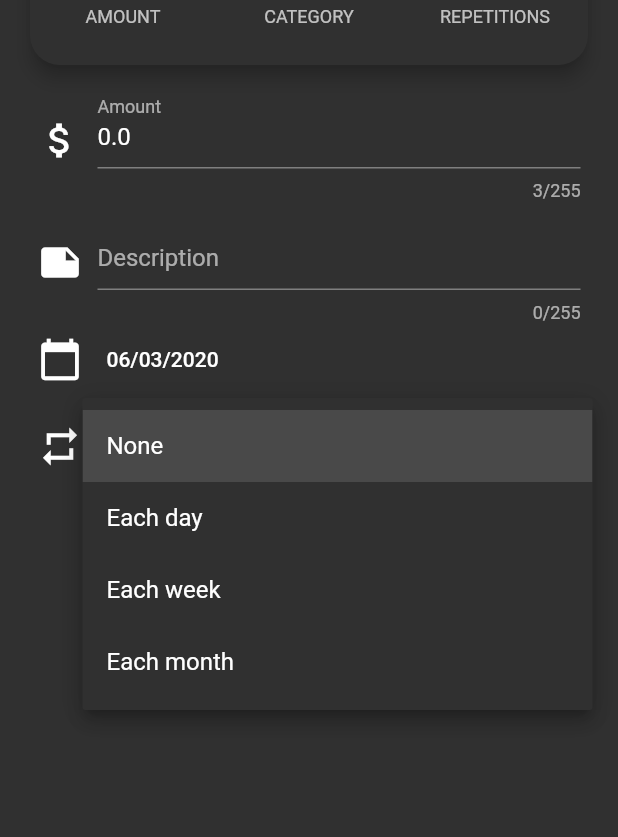
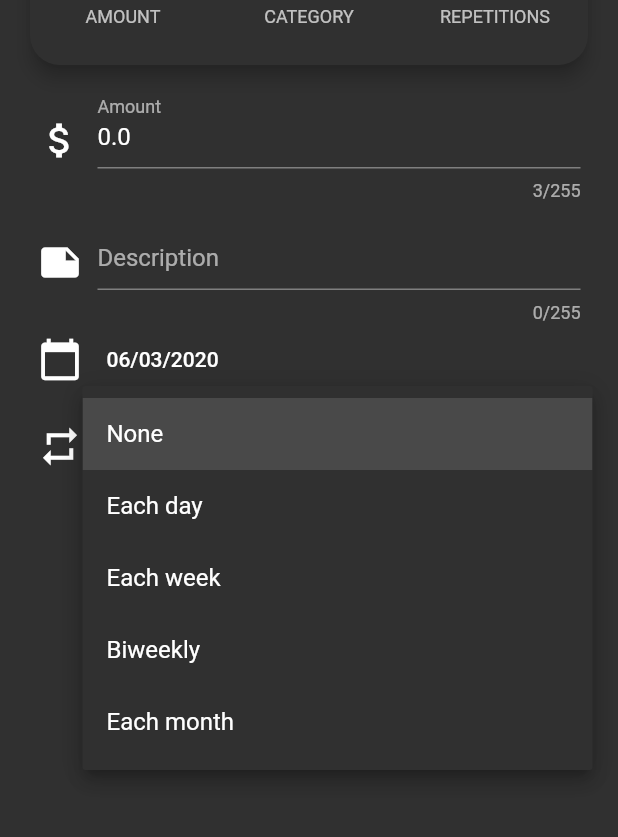
Before and after one commit to Wolfteam/MyExpenses, a Flutter app: the AddEditTransactionPage screen opened directly, after a tap on "None", on a phone screen of 412 x 824 dp, the part 394-1231 px from its top. Run offline on Flutter 3.47's test engine with Material 2 defaults, Android fonts, the phone set to English and light mode, and no system bars; our stand-ins replace bloc, charts_flutter, csv, equatable, flutter_bloc, flutter_colorpicker and 13 more; missing offline and left inert: flutter_flexible_toast, log_4_dart_2; accounts and stored records are empty; generated files the repository leaves out were written again.

Commit message:
We are now saving the transaction img. Improved repetition cycle logic

```diff
--- a/lib/bloc/transaction_form/transaction_form_bloc.dart
+++ b/lib/bloc/transaction_form/transaction_form_bloc.dart
@@ -1,9 +1,11 @@
 import 'dart:async';
+import 'dart:io';
 
 import 'package:bloc/bloc.dart';
 import 'package:equatable/equatable.dart';
 import 'package:flutter/material.dart';
 import 'package:meta/meta.dart';
+import 'package:path_provider/path_provider.dart';
 
 import '../../common/enums/app_language_type.dart';
 import '../../common/enums/repetition_cycle_type.dart';
@@ -46,6 +48,11 @@ class TransactionFormBloc
     }
 
     if (event is EditTransaction) {
+      bool imageExists = false;
+      if (!event.item.imagePath.isNullEmptyOrWhitespace) {
+        imageExists = await File(event.item.imagePath).exists();
+      }
+
       yield TransactionFormLoadedState.initial(_settingsService.language)
           .copyWith(
         id: event.item.id,
@@ -66,6 +73,8 @@ class TransactionFormBloc
         isParentTransaction: event.item.isParentTransaction,
         parentTransactionId: event.item.parentTransactionId,
         firstDate: event.item.transactionDate,
+        imagePath: event.item.imagePath,
+        imageExists: imageExists,
       );
     }
 
@@ -95,12 +104,18 @@ class TransactionFormBloc
     if (event is RepetitionCycleChanged) {
       final now = DateTime.now();
       final tomorrow = now.add(const Duration(days: 1));
+      final inFifteenDate = DateUtils.getNextBiweeklyDate(now);
 
-      final transactionDate =
-          event.repetitionCycle == RepetitionCycleType.none ? now : tomorrow;
+      final transactionDate = event.repetitionCycle == RepetitionCycleType.none
+          ? now
+          : event.repetitionCycle == RepetitionCycleType.biweekly
+              ? inFifteenDate
+              : tomorrow;
       final firstDate = event.repetitionCycle == RepetitionCycleType.none
           ? DateTime(now.year - 1)
-          : tomorrow;
+          : event.repetitionCycle == RepetitionCycleType.biweekly
+              ? inFifteenDate
+              : tomorrow;
       yield currentState.copyWith(
         transactionDate: transactionDate,
         firstDate: firstDate,
@@ -119,12 +134,19 @@ class TransactionFormBloc
       );
     }
 
+    if (event is ImageChanged) {
+      yield currentState.copyWith(
+        imagePath: event.path,
+        imageExists: event.imageExists,
+      );
+    }
+
     if (event is DeleteTransaction) {
       yield* _deleteTransaction(currentState.id);
     }
 
     if (event is FormSubmitted) {
-      yield* _saveTransaction(currentState.buildTransactionItem());
+      yield* _saveTransaction();
     }
 
     if (event is FormClosed) {
@@ -144,14 +166,27 @@ class TransactionFormBloc
     return date.difference(DateTime.now()).inDays >= 1;
   }
 
-  Stream<TransactionFormState> _saveTransaction(
-    TransactionItem transaction,
-  ) async* {
+  Stream<TransactionFormState> _saveTransaction() async* {
     try {
+      yield currentState.copyWith(isSavingForm: true);
+
+      String imagePath;
+      if (!currentState.imagePath.isNullEmptyOrWhitespace) {
+        _logger.info(
+          runtimeType,
+          '_saveTransaction: Saving the image...',
+        );
+        final fileExists = await File(currentState.imagePath).exists();
+        if (fileExists) {
+          imagePath = await _saveImage(currentState.imagePath);
+        }
+      }
+      final transaction = currentState.buildTransactionItem(imagePath);
       _logger.info(
         runtimeType,
         '_saveTransaction: Trying to save transaction = ${transaction.toJson()}',
       );
+
       final createdTrans = await _transactionsDao.saveTransaction(transaction);
 
       yield TransactionSavedState(createdTrans);
@@ -162,8 +197,8 @@ class TransactionFormBloc
         e,
         s,
       );
-      yield currentState.copyWith(errorOccurred: true);
-      yield currentState.copyWith(errorOccurred: false);
+      yield currentState.copyWith(errorOccurred: true, isSavingForm: false);
+      yield currentState.copyWith(errorOccurred: false, isSavingForm: false);
     }
   }
 
@@ -186,4 +221,33 @@ class TransactionFormBloc
       yield currentState.copyWith(errorOccurred: false);
     }
   }
+
+  Future<String> _saveImage(String path) async {
+    try {
+      _logger.info(
+        runtimeType,
+        '_saveTransaction: Trying to save image',
+      );
+      final dir = await getApplicationDocumentsDirectory();
+      final now = DateTime.now();
+      final finalPath = '${dir.path}/${now}_img.png';
+
+      await File(finalPath).writeAsBytes(await File(path).readAsBytes());
+
+      _logger.info(
+        runtimeType,
+        '_saveTransaction: Image was successfully saved',
+      );
+
+      return finalPath;
+    } on Exception catch (e, s) {
+      _logger.error(
+        runtimeType,
+        '_saveImage: Unknown error occurred:',
+        e,
+        s,
+      );
+      return null;
+    }
+  }
 }
--- a/lib/bloc/transaction_form/transaction_form_event.dart
+++ b/lib/bloc/transaction_form/transaction_form_event.dart
@@ -61,9 +61,20 @@ class CategoryWasUpdated extends TransactionFormEvent {
   List<Object> get props => [category];
 }
 
-class DeleteTransaction extends TransactionFormEvent {
+class ImageChanged extends TransactionFormEvent {
+  final String path;
+  final bool imageExists;
 
+  const ImageChanged({
+    @required this.path,
+    @required this.imageExists,
+  });
+
+  @override
+  List<Object> get props => [path, imageExists];
 }
+
+class DeleteTransaction extends TransactionFormEvent {}
 
 class FormSubmitted extends TransactionFormEvent {}
 
--- a/lib/bloc/transaction_form/transaction_form_state.dart
+++ b/lib/bloc/transaction_form/transaction_form_state.dart
@@ -39,6 +39,12 @@ class TransactionFormLoadedState extends TransactionFormState {
   final int parentTransactionId;
   final bool isParentTransaction;
 
+  final String imagePath;
+  final bool imageExists;
+
+  final bool isSavingForm;
+
+
   bool get isNewTransaction => id <= 0;
 
   bool get isChildTransaction =>
@@ -71,6 +77,9 @@ class TransactionFormLoadedState extends TransactionFormState {
         errorOccurred,
         parentTransactionId,
         isParentTransaction,
+        imagePath,
+        imageExists,
+        isSavingForm,
       ];
 
   const TransactionFormLoadedState({
@@ -93,6 +102,9 @@ class TransactionFormLoadedState extends TransactionFormState {
     this.errorOccurred = false,
     this.parentTransactionId,
     this.isParentTransaction = false,
+    this.imagePath,
+    this.imageExists = false,
+    this.isSavingForm = false,
   });
 
   factory TransactionFormLoadedState.initial(AppLanguageType language) {
@@ -150,6 +162,9 @@ class TransactionFormLoadedState extends TransactionFormState {
     bool errorOccurred,
     int parentTransactionId,
     bool isParentTransaction,
+    String imagePath,
+    bool imageExists,
+    bool isSavingForm,
   }) {
     final date = transactionDate ?? this.transactionDate;
     final transactionDateString = DateUtils.formatAppDate(
@@ -179,10 +194,13 @@ class TransactionFormLoadedState extends TransactionFormState {
       errorOccurred: errorOccurred ?? this.errorOccurred,
       isParentTransaction: isParentTransaction ?? this.isParentTransaction,
       parentTransactionId: parentTransactionId ?? this.parentTransactionId,
+      imagePath: imagePath ?? this.imagePath,
+      imageExists: imageExists ?? this.imageExists,
+      isSavingForm: isSavingForm ?? this.isSavingForm
     );
   }
 
-  TransactionItem buildTransactionItem() {
+  TransactionItem buildTransactionItem(String imagePath) {
     final amountToSave = amount.abs();
     final nextecurringDate =
         repetitionCycle == RepetitionCycleType.none ? null : transactionDate;
@@ -196,6 +214,7 @@ class TransactionFormLoadedState extends TransactionFormState {
       isParentTransaction: nextecurringDate != null,
       parentTransactionId: parentTransactionId,
       nextRecurringDate: nextecurringDate,
+      imagePath: imagePath,
     );
   }
 }
--- a/lib/common/enums/repetition_cycle_type.dart
+++ b/lib/common/enums/repetition_cycle_type.dart
@@ -3,5 +3,6 @@ enum RepetitionCycleType {
   eachDay,
   eachWeek,
   eachMonth,
+  biweekly,
   eachYear,
 }
--- a/lib/common/extensions/i18n_extensions.dart
+++ b/lib/common/extensions/i18n_extensions.dart
@@ -43,6 +43,8 @@ extension I18nExtensions on I18n {
         return repetitionCycleEachWeek;
       case RepetitionCycleType.eachMonth:
         return repetitionCycleEachMonth;
+      case RepetitionCycleType.biweekly:
+        return repetitionCycleBiweekly;
       case RepetitionCycleType.eachYear:
         return repetitionCycleEachYear;
       default:
--- a/lib/main.dart
+++ b/lib/main.dart
@@ -130,8 +130,8 @@ class _MyAppState extends State<MyApp> {
       ),
     );
   }
-
-//TODO: USE THE BLOCLISTENER !!!
+//TODO: SHOW THE RECURRING DATE IN THE RECURRING TRANSACTIONS
+//TODO: USE SUPER ENUM
 //TODO: USE BLOC TO BLOC COMMUNICATION
   Widget _buildApp(BuildContext ctx, app_bloc.AppState state) {
     if (state is app_bloc.AppInitializedState) {
--- a/lib/ui/pages/add_edit_transasctiton_page.dart
+++ b/lib/ui/pages/add_edit_transasctiton_page.dart
@@ -1,6 +1,10 @@
+import 'dart:io';
+
 import 'package:flutter/material.dart';
 import 'package:flutter_bloc/flutter_bloc.dart';
+import 'package:image_picker/image_picker.dart';
 import 'package:provider/provider.dart';
+import 'package:transparent_image/transparent_image.dart';
 
 import '../../bloc/charts/charts_bloc.dart';
 import '../../bloc/transaction_form/transaction_form_bloc.dart';
@@ -41,6 +45,7 @@ class _AddEditTransactionPageState extends State<AddEditTransactionPage> {
     RepetitionCycleType.none,
     RepetitionCycleType.eachDay,
     RepetitionCycleType.eachWeek,
+    RepetitionCycleType.biweekly,
     RepetitionCycleType.eachMonth,
   ];
 
@@ -76,9 +81,11 @@ class _AddEditTransactionPageState extends State<AddEditTransactionPage> {
     final i18n = I18n.of(context);
 
     return BlocConsumer<TransactionFormBloc, TransactionFormState>(
-      listener: (ctx, state) {
-        if (state is TransactionFormLoadedState && state.errorOccurred) {
+      listener: (ctx, state) async {
+        if (state is TransactionFormLoadedState) {
+          if (state.errorOccurred) {
             showWarningToast(i18n.unknownErrorOcurred);
+          }
         }
 
         if (state is TransactionSavedState ||
@@ -96,37 +103,7 @@ class _AddEditTransactionPageState extends State<AddEditTransactionPage> {
         }
       },
       builder: (ctx, state) {
-        return Scaffold(
-          appBar: AppBar(
-            title: Text(
-              widget.item == null ? i18n.addTransaction : i18n.editTransaction,
-            ),
-            leading: const BackButton(),
-            actions: state is TransactionFormLoadedState
-                ? [
-                    if (!state.isChildTransaction)
-                      IconButton(
-                        icon: Icon(
-                          Icons.save,
-                        ),
-                        onPressed: state.isFormValid ? _saveTransaction : null,
-                      ),
-                    if (!state.isNewTransaction != null &&
-                        !state.isChildTransaction)
-                      IconButton(
-                        icon: Icon(Icons.delete),
-                        onPressed: () =>
-                            _showDeleteConfirmationDialog(state.description),
-                      ),
-                  ]
-                : [],
-          ),
-          body: SingleChildScrollView(
-            child: Column(
-              children: _buildPage(ctx, state),
-            ),
-          ),
-        );
+        return _buildPage(ctx, state);
       },
     );
   }
@@ -138,27 +115,86 @@ class _AddEditTransactionPageState extends State<AddEditTransactionPage> {
     super.dispose();
   }
 
-  List<Widget> _buildPage(BuildContext context, TransactionFormState state) {
+  AppBar _buildAppBar(TransactionFormState state) {
+    final i18n = I18n.of(context);
+    if (state is TransactionFormLoadedState) {
+      return AppBar(
+        title: Text(
+          widget.item == null ? i18n.addTransaction : i18n.editTransaction,
+        ),
+        leading: const BackButton(),
+        actions: [
+          if (!state.isChildTransaction)
+            IconButton(
+              icon: Icon(
+                Icons.save,
+              ),
+              onPressed: state.isFormValid ? _saveTransaction : null,
+            ),
+          if (!state.isNewTransaction != null && !state.isChildTransaction)
+            IconButton(
+              icon: Icon(Icons.delete),
+              onPressed: () => _showDeleteConfirmationDialog(state.description),
+            ),
+        ],
+      );
+    }
+    return null;
+  }
+
+  Widget _buildPage(BuildContext context, TransactionFormState state) {
     final i18n = I18n.of(context);
     final theme = Theme.of(context);
+
+    const loadingIndicator = Center(
+      child: CircularProgressIndicator(),
+    );
 
     if (state is TransactionFormLoadedState) {
       if (state.errorOccurred) {
         showWarningToast(i18n.unknownErrorOcurred);
       }
 
-      return [
+      final scrollView = SingleChildScrollView(
+        child: Column(
+          children: [
             _buildHeader(context, state),
             if (state.isChildTransaction)
               Text(
                 i18n.childTransactionCantBeDeleted,
-            style:
-                theme.textTheme.caption.copyWith(color: theme.primaryColorDark),
+                style: theme.textTheme.caption
+                    .copyWith(color: theme.primaryColorDark),
               ),
             _buildForm(context, state),
-      ];
+          ],
+        ),
+      );
+
+      final scaffold = Scaffold(
+        appBar: _buildAppBar(state),
+        body: scrollView,
+      );
+
+      if (state.isSavingForm) {
+        return Stack(
+          children: [
+            scaffold,
+            const Opacity(
+              opacity: 0.5,
+              child: ModalBarrier(
+                dismissible: false,
+                color: Colors.black,
+              ),
+            ),
+            loadingIndicator,
+          ],
+        );
       }
-    return [];
+
+      return scaffold;
+    }
+
+    return loadingIndicator;
   }
 
   Container _buildHeader(
@@ -308,9 +344,6 @@ class _AddEditTransactionPageState extends State<AddEditTransactionPage> {
     final BuildContext context,
     final TransactionFormLoadedState state,
   ) {
-    final theme = Theme.of(context);
-    final i18n = I18n.of(context);
-
     return Padding(
       padding: const EdgeInsets.symmetric(horizontal: 25),
       child: Form(
@@ -341,28 +374,7 @@ class _AddEditTransactionPageState extends State<AddEditTransactionPage> {
               ],
             ),
             _buildRepetitionCyclesDropDown(state),
-            Text(
-              i18n.addPicture,
-              textAlign: TextAlign.center,
-              style: TextStyle(fontSize: 16, fontWeight: FontWeight.w500),
-            ),
-            ButtonBar(
-              alignment: MainAxisAlignment.center,
-              children: <Widget>[
-                FlatButton.icon(
-                  textColor: theme.primaryColor,
-                  onPressed: !state.isChildTransaction ? () {} : null,
-                  icon: Icon(Icons.photo_library),
-                  label: Text(i18n.fromGallery),
-                ),
-                FlatButton.icon(
-                  textColor: theme.primaryColor,
-                  onPressed: !state.isChildTransaction ? () {} : null,
-                  icon: Icon(Icons.camera_enhance),
-                  label: Text(i18n.fromCamera),
-                ),
-              ],
-            )
+            ..._buildPickImageButtons(context, state),
           ],
         ),
       ),
@@ -530,7 +542,9 @@ class _AddEditTransactionPageState extends State<AddEditTransactionPage> {
                     state.language,
                     DateUtils.monthDayAndYearFormat,
                   ),
-                  i18n.translateRepetitionCycleType(state.repetitionCycle).toLowerCase(),
+                  i18n
+                      .translateRepetitionCycleType(state.repetitionCycle)
+                      .toLowerCase(),
                 ),
                 textAlign: TextAlign.center,
                 style: theme.textTheme.caption
@@ -560,6 +574,83 @@ class _AddEditTransactionPageState extends State<AddEditTransactionPage> {
     return suffixIcon;
   }
 
+  List<Widget> _buildPickImageButtons(
+    BuildContext context,
+    TransactionFormLoadedState state,
+  ) {
+    final theme = Theme.of(context);
+    final i18n = I18n.of(context);
+
+    return [
+      Text(
+        i18n.addPicture,
+        textAlign: TextAlign.center,
+        style: TextStyle(fontSize: 16, fontWeight: FontWeight.w500),
+      ),
+      ButtonBar(
+        alignment: MainAxisAlignment.center,
+        children: <Widget>[
+          FlatButton.icon(
+            textColor: theme.primaryColor,
+            onPressed:
+                !state.isChildTransaction ? () => _pickPicture(true) : null,
+            icon: Icon(Icons.photo_library),
+            label: Text(i18n.fromGallery),
+          ),
+          FlatButton.icon(
+            textColor: theme.primaryColor,
+            onPressed:
+                !state.isChildTransaction ? () => _pickPicture(false) : null,
+            icon: Icon(Icons.camera_enhance),
+            label: Text(i18n.fromCamera),
+          ),
+        ],
+      ),
+      if (state.imageExists)
+        Container(
+          margin: const EdgeInsets.only(
+            left: 10,
+            right: 10,
+            bottom: 30,
+          ),
+          child: Stack(
+            children: <Widget>[
+              Container(
+                margin: const EdgeInsets.only(top: 10),
+                child: const Center(child: CircularProgressIndicator()),
+              ),
+              GestureDetector(
+                onTap: _showDeleteImageDialog,
+                child: FadeInImage(
+                  fit: BoxFit.fill,
+                  fadeInDuration: const Duration(seconds: 1),
+                  placeholder: MemoryImage(kTransparentImage),
+                  image: FileImage(File(state.imagePath)),
+                ),
+              ),
+            ],
+          ),
+        ),
+
+      // if (state.imageExists)
+      //   Container(
+      //     margin: const EdgeInsets.only(
+      //       left: 10,
+      //       right: 10,
+      //       bottom: 30,
+      //     ),
+      //     child: GestureDetector(
+      //       onTap: _showDeleteImageDialog,
+      //       child: Image(
+      //         alignment: Alignment.topCenter,
+      //         fit: BoxFit.fill,
+      //         image: FileImage(File(state.imagePath)),
+      //       ),
+      //     ),
+      //   ),
+    ];
+  }
+
   void _amountChanged() {
     final amount = double.tryParse(_amountController.text) ?? 0;
     context.bloc<TransactionFormBloc>().add(AmountChanged(amount));
@@ -576,15 +667,36 @@ class _AddEditTransactionPageState extends State<AddEditTransactionPage> {
   }
 
   Future _transactionDateClicked(TransactionFormLoadedState state) async {
-    final selectedDate = await showDatePicker(
+    DateTime selectedDate;
+    if (state.repetitionCycle != RepetitionCycleType.biweekly) {
+      selectedDate = await showDatePicker(
         context: context,
         initialDate: state.transactionDate,
         firstDate: state.firstDate,
         lastDate: state.lastDate,
         locale: currentLocale(state.language),
       );
+    } else {
+      selectedDate = await showDatePicker(
+          context: context,
+          initialDate: state.transactionDate,
+          firstDate: state.firstDate,
+          lastDate: state.lastDate,
+          locale: currentLocale(state.language),
+          selectableDayPredicate: (date) {
+            if (date.isAtSameMomentAs(state.transactionDate) || date.day == 1) {
+              return true;
+            }
+
+            final biweeklyDate = DateUtils.getNextBiweeklyDate(
+              date.subtract(const Duration(days: 1)),
+            );
+
+            return biweeklyDate.day == date.day;
+          });
+    }
+
     if (selectedDate == null) return;
-
     context
         .bloc<TransactionFormBloc>()
         .add(TransactionDateChanged(selectedDate));
@@ -658,4 +770,46 @@ class _AddEditTransactionPageState extends State<AddEditTransactionPage> {
       ),
     );
   }
+
+  void _showDeleteImageDialog() {
+    final i18n = I18n.of(context);
+    showDialog(
+      context: context,
+      builder: (ctx) => AlertDialog(
+        title: Text(i18n.removeImg),
+        content: Text(i18n.areYouSure),
+        actions: <Widget>[
+          OutlineButton(
+            textColor: Theme.of(context).primaryColor,
+            onPressed: () {
+              Navigator.of(ctx).pop();
+            },
+            child: Text(i18n.cancel),
+          ),
+          RaisedButton(
+            color: Theme.of(ctx).primaryColor,
+            onPressed: () {
+              context
+                  .bloc<TransactionFormBloc>()
+                  .add(const ImageChanged(path: '', imageExists: false));
+              Navigator.of(ctx).pop();
+            },
+            child: Text(i18n.yes),
+          ),
+        ],
+      ),
+    );
   }
+
+  Future<void> _pickPicture(bool fromGallery) async {
+    final image = await ImagePicker.pickImage(
+      source: fromGallery ? ImageSource.gallery : ImageSource.camera,
+      maxHeight: 600,
+      maxWidth: 600,
+    );
+    if (image == null) return;
+    context
+        .bloc<TransactionFormBloc>()
+        .add(ImageChanged(path: image.path, imageExists: true));
+  }
+}
--- a/pubspec.yaml
+++ b/pubspec.yaml
@@ -49,6 +49,8 @@ dependencies:
   flutter_local_notifications: ^1.2.0+4
   open_file: ^3.0.1
   sprintf: ^4.0.2
+  image_picker: ^0.6.3+4
+  transparent_image: ^1.0.0
 
 dev_dependencies:
   flutter_test:
```
Also changed, not shown: i18n/en-US.json (+6 -2 lines), i18n/es-VE.json (+8 -4 lines), lib/common/utils/date_utils.dart (+38 -0 lines), lib/common/utils/image_utils.dart (added, +62 -0 lines), lib/common/utils/transaction_utils.dart (+3 -16 lines), lib/daos/transactions_dao_impl.dart (+8 -5 lines), lib/ui/pages/transactions_page.dart (+3 -5 lines), lib/generated/i18n.dart, lib/models/entities/database.g.dart, lib/models/transaction_item.g.dart, pubspec.lock, 1 other file. Lines whose indentation alone changed are shown as unchanged.
